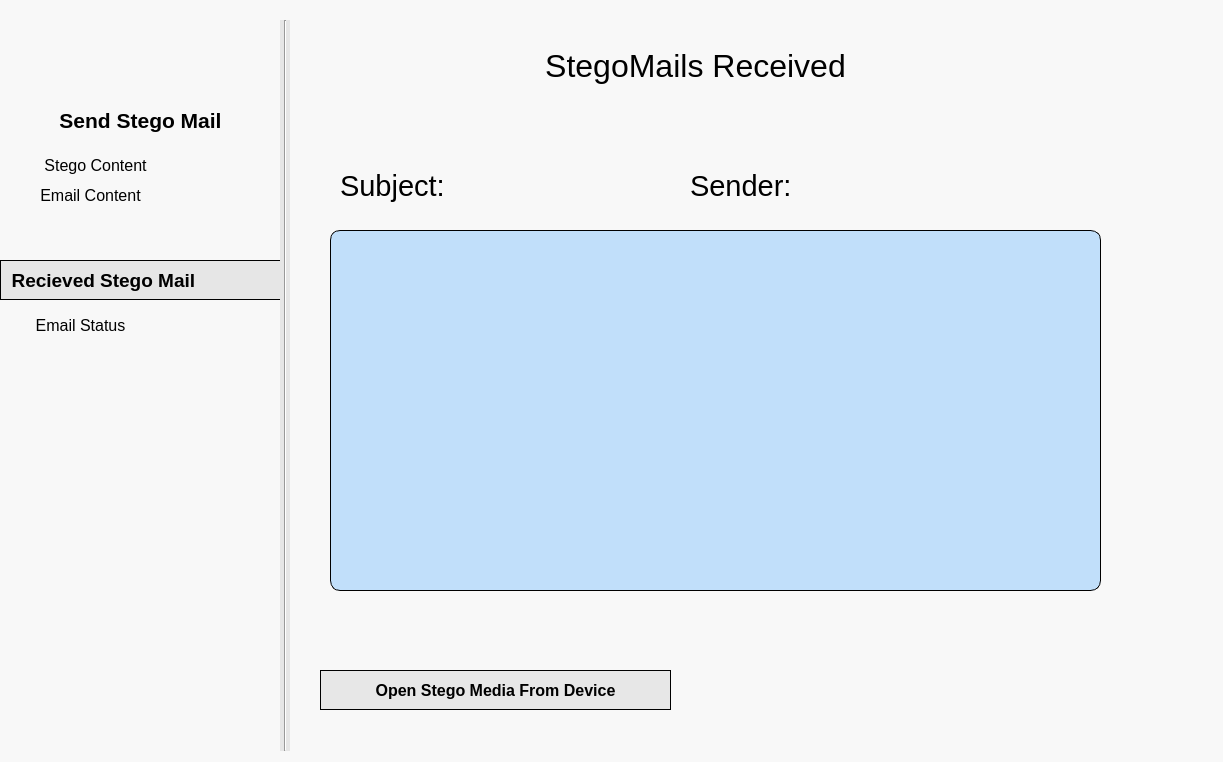
Old version of the form UI_Files/Decryption.ui in the repository StegoMailo/Desktop-App.
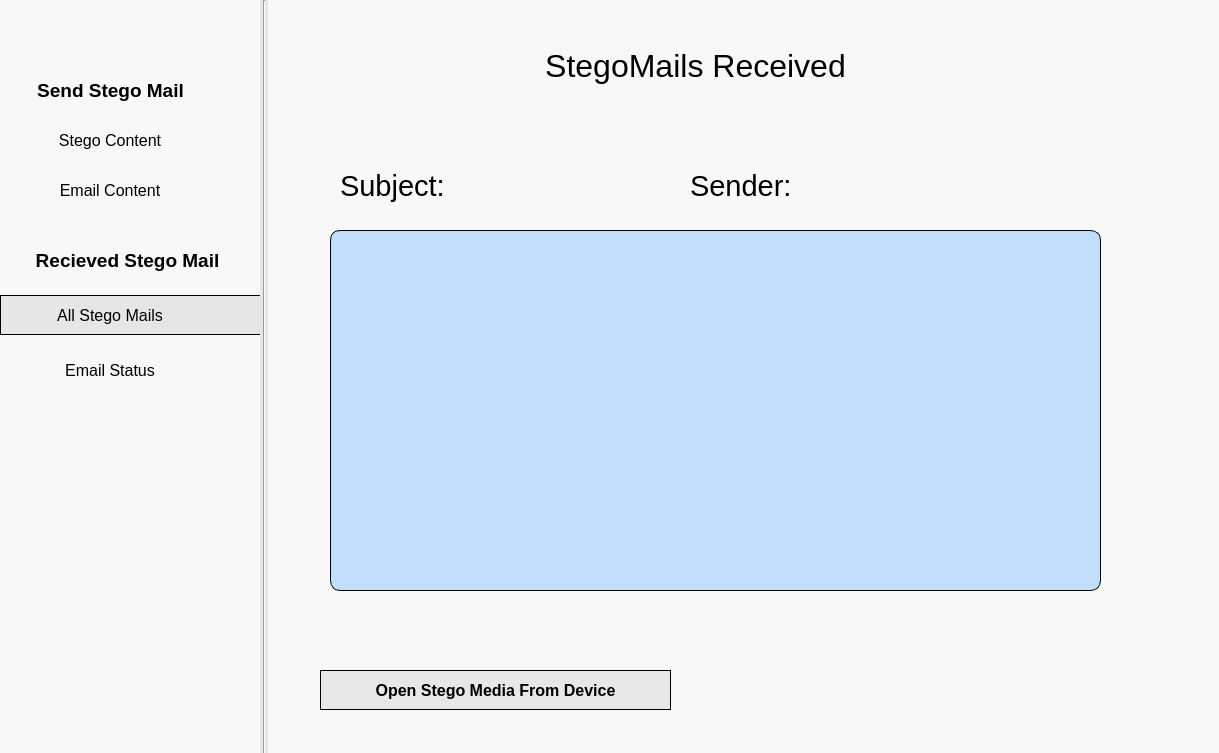
New version of the form.

Commit message: Connected Gmail to get Received Stego Mail

Diff of the .ui file:
```diff
--- a/UI_Files/Decryption.ui
+++ b/UI_Files/Decryption.ui
@@ -9,8 +9,8 @@
    <rect>
     <x>0</x>
     <y>0</y>
-    <width>1223</width>
-    <height>762</height>
+    <width>1219</width>
+    <height>753</height>
    </rect>
   </property>
   <property name="windowTitle">
@@ -124,15 +124,15 @@
   <widget class="QPushButton" name="btnEncryption">
    <property name="geometry">
     <rect>
-     <x>20</x>
-     <y>100</y>
+     <x>-10</x>
+     <y>70</y>
      <width>241</width>
      <height>40</height>
     </rect>
    </property>
    <property name="font">
     <font>
-     <pointsize>16</pointsize>
+     <pointsize>14</pointsize>
      <weight>75</weight>
      <bold>true</bold>
     </font>
@@ -155,8 +155,8 @@
    <property name="geometry">
     <rect>
      <x>0</x>
-     <y>260</y>
-     <width>281</width>
+     <y>295</y>
+     <width>261</width>
      <height>40</height>
     </rect>
    </property>
@@ -182,16 +182,16 @@
 background-color: rgb(230, 230, 230);</string>
    </property>
    <property name="text">
-    <string>  Recieved Stego Mail</string>
+    <string/>
    </property>
   </widget>
   <widget class="QPushButton" name="btnStegoContent">
    <property name="geometry">
     <rect>
-     <x>20</x>
-     <y>150</y>
-     <width>151</width>
-     <height>31</height>
+     <x>35</x>
+     <y>120</y>
+     <width>150</width>
+     <height>40</height>
     </rect>
    </property>
    <property name="font">
@@ -218,10 +218,10 @@
   <widget class="QPushButton" name="btnEmailContent">
    <property name="geometry">
     <rect>
-     <x>20</x>
-     <y>180</y>
-     <width>141</width>
-     <height>31</height>
+     <x>35</x>
+     <y>170</y>
+     <width>150</width>
+     <height>40</height>
     </rect>
    </property>
    <property name="font">
@@ -248,10 +248,10 @@
   <widget class="QPushButton" name="btnEmailStatus">
    <property name="geometry">
     <rect>
-     <x>20</x>
-     <y>310</y>
-     <width>121</width>
-     <height>31</height>
+     <x>35</x>
+     <y>350</y>
+     <width>150</width>
+     <height>40</height>
     </rect>
    </property>
    <property name="font">
@@ -278,10 +278,10 @@
   <widget class="Line" name="line">
    <property name="geometry">
     <rect>
-     <x>280</x>
-     <y>20</y>
-     <width>10</width>
-     <height>731</height>
+     <x>260</x>
+     <y>0</y>
+     <width>8</width>
+     <height>761</height>
     </rect>
    </property>
    <property name="styleSheet">
@@ -310,6 +310,68 @@
     <string>Sender:</string>
    </property>
   </widget>
+  <widget class="QLabel" name="btnReceivedMail">
+   <property name="geometry">
+    <rect>
+     <x>10</x>
+     <y>240</y>
+     <width>235</width>
+     <height>40</height>
+    </rect>
+   </property>
+   <property name="font">
+    <font>
+     <pointsize>14</pointsize>
+     <weight>75</weight>
+     <bold>true</bold>
+    </font>
+   </property>
+   <property name="styleSheet">
+    <string notr="true">color:black;
+box-shadow: none;
+border-style:flat;
+text-align: center;
+
+background-color: rgba(255, 255, 255, 0);
+</string>
+   </property>
+   <property name="text">
+    <string>Recieved Stego Mail</string>
+   </property>
+   <property name="alignment">
+    <set>Qt::AlignCenter</set>
+   </property>
+  </widget>
+  <widget class="QPushButton" name="btnStegoMails">
+   <property name="geometry">
+    <rect>
+     <x>35</x>
+     <y>295</y>
+     <width>150</width>
+     <height>40</height>
+    </rect>
+   </property>
+   <property name="font">
+    <font>
+     <pointsize>12</pointsize>
+     <weight>50</weight>
+     <bold>false</bold>
+    </font>
+   </property>
+   <property name="autoFillBackground">
+    <bool>false</bool>
+   </property>
+   <property name="styleSheet">
+    <string notr="true">color:black;
+box-shadow: none;
+border-style:flat;
+text-align: center;
+background-color: rgba(255, 255, 255, 0);</string>
+   </property>
+   <property name="text">
+    <string>All Stego Mails</string>
+   </property>
+  </widget>
  </widget>
  <resources>
   <include location="../../../../ATIYA AMG/Downloads/backgroungImg.qrc"/>
```
The commit also changes 12 other files.
